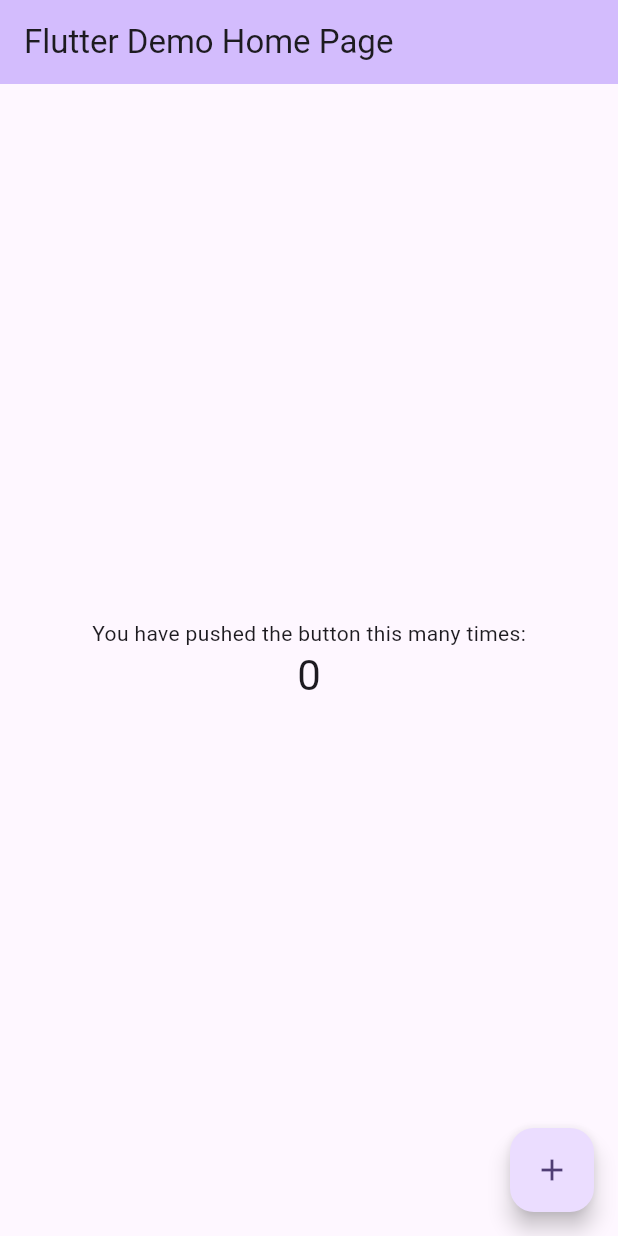
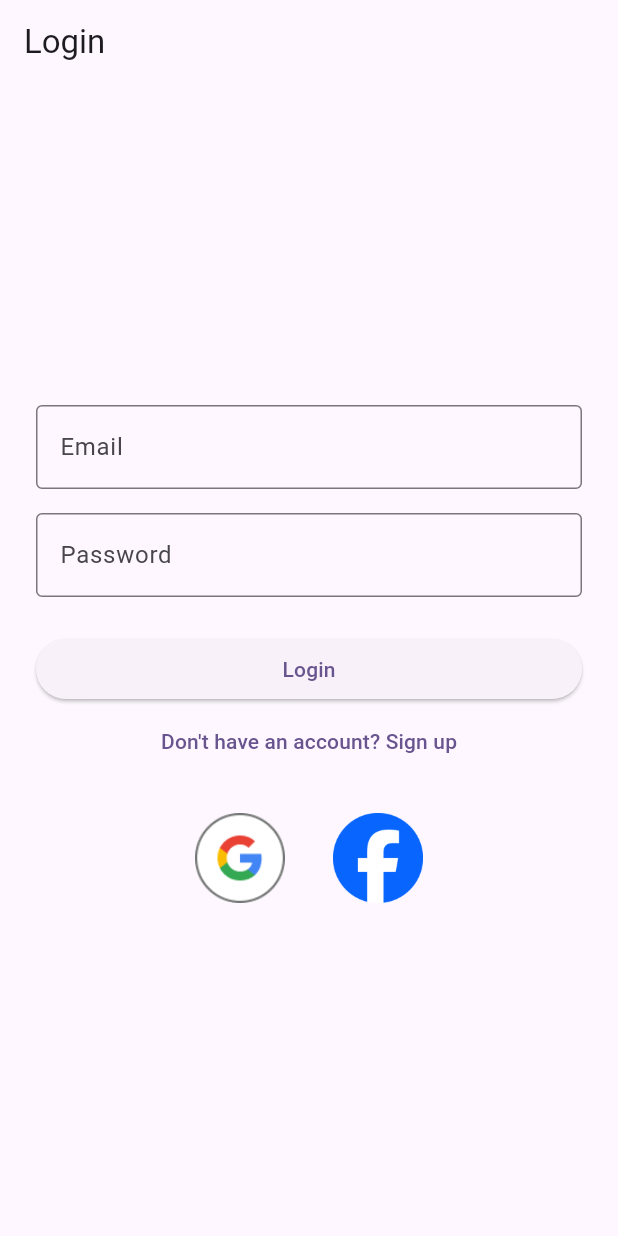
Before and after one commit to devteamascoa/Trash_Monitoring_App, a Flutter app: the screen it shows after launch, on a phone screen of 412 x 824 dp. Run offline on Flutter 3.47's test engine with Material 3 defaults, Android fonts, the light colour scheme and no system bars; our stand-ins replace firebase_auth, firebase_core, get, google_sign_in; accounts and stored records are empty.

Commit message:
Added firebase config and new modules

```diff
--- /dev/null
+++ b/lib/app/controllers/auth_controller.dart
@@ -0,0 +1,52 @@
+import 'package:get/get.dart';
+import 'package:firebase_auth/firebase_auth.dart';
+import 'package:google_sign_in/google_sign_in.dart';
+
+class AuthController extends GetxController {
+  final FirebaseAuth _auth = FirebaseAuth.instance;
+  Rxn<User> firebaseUser = Rxn<User>();
+
+  @override
+  void onInit() {
+    firebaseUser.bindStream(_auth.authStateChanges());
+    super.onInit();
+  }
+
+  Future<void> login(String email, String password) async {
+    try {
+      await _auth.signInWithEmailAndPassword(email: email, password: password);
+      Get.snackbar('Login Successful', 'Welcome back!');
+    } catch (e) {
+      Get.snackbar('Login Failed', e.toString());
+    }
+  }
+
+  Future<void> loginWithGoogle() async {
+    try {
+      final GoogleSignInAccount? googleUser = await GoogleSignIn().signIn();
+      if (googleUser == null) {
+        // User cancelled the sign-in
+        return;
+      }
+      final GoogleSignInAuthentication googleAuth =
+          await googleUser.authentication;
+      final credential = GoogleAuthProvider.credential(
+        accessToken: googleAuth.accessToken,
+        idToken: googleAuth.idToken,
+      );
+      await _auth.signInWithCredential(credential);
+      Get.snackbar('Login Successful', 'Logged in with Google!');
+    } catch (e) {
+      Get.snackbar('Google Login Failed', e.toString());
+    }
+  }
+
+  Future<void> loginWithFacebook() async {
+    // TODO: Implement Facebook sign-in logic using flutter_facebook_auth package
+    Get.snackbar('Facebook Login', 'Facebook login not yet implemented.');
+  }
+
+  Future<void> logout() async {
+    await _auth.signOut();
+  }
+}
--- /dev/null
+++ b/lib/app/routes/app_routes.dart
@@ -0,0 +1,6 @@
+abstract class AppRoutes {
+  static const login = '/login';
+  static const signup = '/signup';
+  static const home = '/home';
+  // Add more routes as needed
+}
--- a/lib/main.dart
+++ b/lib/main.dart
@@ -1,6 +1,17 @@
 import 'package:flutter/material.dart';
+import 'package:get/get.dart';
+import 'app/routes/app_routes.dart';
+import 'modules/auth/views/login_screen.dart';
+import 'app/controllers/auth_controller.dart';
+import 'shared/controllers/form_binding.dart';
+import 'package:firebase_core/firebase_core.dart';
+import 'firebase_options.dart';
 
-void main() {
+void main() async {
+  WidgetsFlutterBinding.ensureInitialized();
+  await Firebase.initializeApp(options: DefaultFirebaseOptions.currentPlatform);
+  // Register AuthController globally and permanently
+  Get.put(AuthController(), permanent: true);
   runApp(const MyApp());
 }
 
@@ -10,113 +21,20 @@ class MyApp extends StatelessWidget {
   // This widget is the root of your application.
   @override
   Widget build(BuildContext context) {
-    return MaterialApp(
-      title: 'Flutter Demo',
+    return GetMaterialApp(
+      title: 'Trash Monitoring App',
+      initialRoute: AppRoutes.login,
+      getPages: [
+        GetPage(
+          name: AppRoutes.login,
+          page: () => const LoginScreen(),
+          bindings: [FormBinding()],
+        ),
+        // Add more GetPages for other routes
+      ],
       theme: ThemeData(
-        // This is the theme of your application.
-        //
-        // TRY THIS: Try running your application with "flutter run". You'll see
-        // the application has a purple toolbar. Then, without quitting the app,
-        // try changing the seedColor in the colorScheme below to Colors.green
-        // and then invoke "hot reload" (save your changes or press the "hot
-        // reload" button in a Flutter-supported IDE, or press "r" if you used
-        // the command line to start the app).
-        //
-        // Notice that the counter didn't reset back to zero; the application
-        // state is not lost during the reload. To reset the state, use hot
-        // restart instead.
-        //
-        // This works for code too, not just values: Most code changes can be
-        // tested with just a hot reload.
         colorScheme: ColorScheme.fromSeed(seedColor: Colors.deepPurple),
       ),
-      home: const MyHomePage(title: 'Flutter Demo Home Page'),
     );
   }
 }
-
-class MyHomePage extends StatefulWidget {
-  const MyHomePage({super.key, required this.title});
-
-  // This widget is the home page of your application. It is stateful, meaning
-  // that it has a State object (defined below) that contains fields that affect
-  // how it looks.
-
-  // This class is the configuration for the state. It holds the values (in this
-  // case the title) provided by the parent (in this case the App widget) and
-  // used by the build method of the State. Fields in a Widget subclass are
-  // always marked "final".
-
-  final String title;
-
-  @override
-  State<MyHomePage> createState() => _MyHomePageState();
-}
-
-class _MyHomePageState extends State<MyHomePage> {
-  int _counter = 0;
-
-  void _incrementCounter() {
-    setState(() {
-      // This call to setState tells the Flutter framework that something has
-      // changed in this State, which causes it to rerun the build method below
-      // so that the display can reflect the updated values. If we changed
-      // _counter without calling setState(), then the build method would not be
-      // called again, and so nothing would appear to happen.
-      _counter++;
-    });
-  }
-
-  @override
-  Widget build(BuildContext context) {
-    // This method is rerun every time setState is called, for instance as done
-    // by the _incrementCounter method above.
-    //
-    // The Flutter framework has been optimized to make rerunning build methods
-    // fast, so that you can just rebuild anything that needs updating rather
-    // than having to individually change instances of widgets.
-    return Scaffold(
-      appBar: AppBar(
-        // TRY THIS: Try changing the color here to a specific color (to
-        // Colors.amber, perhaps?) and trigger a hot reload to see the AppBar
-        // change color while the other colors stay the same.
-        backgroundColor: Theme.of(context).colorScheme.inversePrimary,
-        // Here we take the value from the MyHomePage object that was created by
-        // the App.build method, and use it to set our appbar title.
-        title: Text(widget.title),
-      ),
-      body: Center(
-        // Center is a layout widget. It takes a single child and positions it
-        // in the middle of the parent.
-        child: Column(
-          // Column is also a layout widget. It takes a list of children and
-          // arranges them vertically. By default, it sizes itself to fit its
-          // children horizontally, and tries to be as tall as its parent.
-          //
-          // Column has various properties to control how it sizes itself and
-          // how it positions its children. Here we use mainAxisAlignment to
-          // center the children vertically; the main axis here is the vertical
-          // axis because Columns are vertical (the cross axis would be
-          // horizontal).
-          //
-          // TRY THIS: Invoke "debug painting" (choose the "Toggle Debug Paint"
-          // action in the IDE, or press "p" in the console), to see the
-          // wireframe for each widget.
-          mainAxisAlignment: MainAxisAlignment.center,
-          children: <Widget>[
-            const Text('You have pushed the button this many times:'),
-            Text(
-              '$_counter',
-              style: Theme.of(context).textTheme.headlineMedium,
-            ),
-          ],
-        ),
-      ),
-      floatingActionButton: FloatingActionButton(
-        onPressed: _incrementCounter,
-        tooltip: 'Increment',
-        child: const Icon(Icons.add),
-      ), // This trailing comma makes auto-formatting nicer for build methods.
-    );
-  }
-}
--- /dev/null
+++ b/lib/modules/auth/views/login_screen.dart
@@ -0,0 +1,80 @@
+import 'package:ascoa_app/app/controllers/auth_controller.dart';
+import 'package:flutter/material.dart';
+import 'package:get/get.dart';
+import 'package:ascoa_app/shared/controllers/form_controllers.dart';
+import 'package:ascoa_app/shared/widgets/google_login_button.dart';
+import 'package:ascoa_app/shared/widgets/facebook_login_button.dart';
+
+class LoginScreen extends StatelessWidget {
+  const LoginScreen({super.key});
+
+  @override
+  Widget build(BuildContext context) {
+    final AuthController controller = Get.find<AuthController>();
+    final FormControllers formControllers = Get.find<FormControllers>();
+    return Scaffold(
+      appBar: AppBar(title: const Text('Login')),
+      body: Padding(
+        padding: const EdgeInsets.all(24.0),
+        child: Column(
+          mainAxisAlignment: MainAxisAlignment.center,
+          children: [
+            TextField(
+              controller: formControllers.emailController,
+              decoration: const InputDecoration(
+                labelText: 'Email',
+                border: OutlineInputBorder(),
+              ),
+              keyboardType: TextInputType.emailAddress,
+            ),
+            const SizedBox(height: 16),
+            TextField(
+              controller: formControllers.passwordController,
+              decoration: const InputDecoration(
+                labelText: 'Password',
+                border: OutlineInputBorder(),
+              ),
+              obscureText: true,
+            ),
+            const SizedBox(height: 24),
+            SizedBox(
+              width: double.infinity,
+              child: ElevatedButton(
+                onPressed: () {
+                  controller.login(
+                    formControllers.emailController.text,
+                    formControllers.passwordController.text,
+                  );
+                },
+                child: const Text('Login'),
+              ),
+            ),
+            TextButton(
+              onPressed: () {
+                // TODO: Navigate to signup
+              },
+              child: const Text("Don't have an account? Sign up"),
+            ),
+            const SizedBox(height: 16),
+            Row(
+              mainAxisAlignment: MainAxisAlignment.center,
+              children: [
+                GoogleLoginButton(
+                  onPressed: () {
+                    controller.loginWithGoogle();
+                  },
+                ),
+                const SizedBox(width: 16),
+                FacebookLoginButton(
+                  onPressed: () {
+                    controller.loginWithFacebook();
+                  },
+                ),
+              ],
+            ),
+          ],
+        ),
+      ),
+    );
+  }
+}
--- /dev/null
+++ b/lib/shared/controllers/form_binding.dart
@@ -0,0 +1,9 @@
+import 'package:get/get.dart';
+import 'form_controllers.dart';
+
+class FormBinding extends Bindings {
+  @override
+  void dependencies() {
+    Get.lazyPut<FormControllers>(() => FormControllers());
+  }
+}
--- /dev/null
+++ b/lib/shared/controllers/form_controllers.dart
@@ -0,0 +1,14 @@
+import 'package:flutter/material.dart';
+import 'package:get/get.dart';
+
+class FormControllers extends GetxController {
+  final emailController = TextEditingController();
+  final passwordController = TextEditingController();
+
+  @override
+  void onClose() {
+    emailController.dispose();
+    passwordController.dispose();
+    super.onClose();
+  }
+}
--- /dev/null
+++ b/lib/shared/widgets/facebook_login_button.dart
@@ -0,0 +1,18 @@
+import 'package:flutter/material.dart';
+
+class FacebookLoginButton extends StatelessWidget {
+  final VoidCallback onPressed;
+  const FacebookLoginButton({required this.onPressed, super.key});
+
+  @override
+  Widget build(BuildContext context) {
+    return IconButton(
+      icon: Image.asset(
+        'assets/Facebook/Facebook_Logo_Primary.png',
+        height: 60,
+      ),
+      onPressed: onPressed,
+      tooltip: 'Sign in with Facebook',
+    );
+  }
+}
--- /dev/null
+++ b/lib/shared/widgets/google_login_button.dart
@@ -0,0 +1,15 @@
+import 'package:flutter/material.dart';
+
+class GoogleLoginButton extends StatelessWidget {
+  final VoidCallback onPressed;
+  const GoogleLoginButton({required this.onPressed, super.key});
+
+  @override
+  Widget build(BuildContext context) {
+    return IconButton(
+      icon: Image.asset('assets/Google/android_light_rd_na@2x.png', height: 60),
+      onPressed: onPressed,
+      tooltip: 'Sign in with Google',
+    );
+  }
+}
```
Also changed, not shown: pubspec.yaml (+14 -4 lines), assets/Facebook/Facebook_Logo_Primary.png (added), assets/Facebook/Facebook_Logo_Secondary.png (added), assets/Google/android_dark_rd_na@1x.png (added), assets/Google/android_dark_rd_na@2x.png (added), assets/Google/android_light_rd_na@1x.png (added), assets/Google/android_light_rd_na@2x.png (added), assets/Google/android_neutral_rd_na@1x.png (added), assets/Google/android_neutral_rd_na@2x.png (added), firebase.json (added), lib/firebase_options.dart (added), pubspec.lock, 7 other files.
